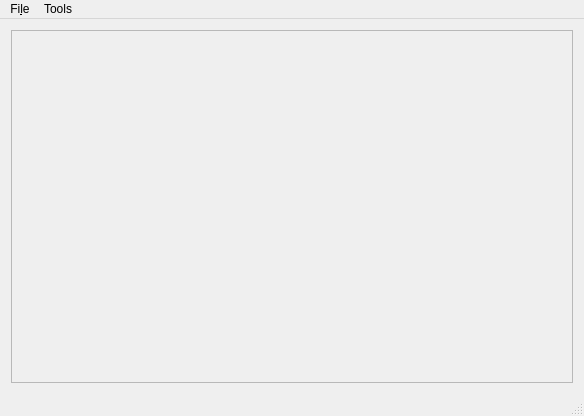
Above: combatmap.ui from MarcoTz/CombatMap before the change. Below: the same form after it.
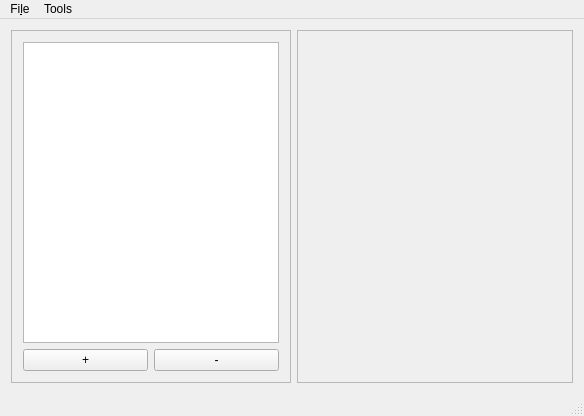
That is the form after the change. Custom widgets are drawn as their Qt base class.

Commit message: lots of changes added ability to add, remove and track players added select players by clicking added making sure players arent added on top of each other

```diff
--- a/combatmap.ui
+++ b/combatmap.ui
@@ -16,7 +16,55 @@
   <widget class="QWidget" name="centralWidget">
    <layout class="QGridLayout" name="gridLayout">
     <item row="0" column="0">
+     <widget class="QFrame" name="frame">
+      <property name="sizePolicy">
+       <sizepolicy hsizetype="Minimum" vsizetype="Preferred">
+        <horstretch>0</horstretch>
+        <verstretch>0</verstretch>
+       </sizepolicy>
+      </property>
+      <property name="frameShape">
+       <enum>QFrame::StyledPanel</enum>
+      </property>
+      <property name="frameShadow">
+       <enum>QFrame::Raised</enum>
+      </property>
+      <layout class="QGridLayout" name="gridLayout_2">
+       <item row="1" column="0">
+        <widget class="QPushButton" name="addPlayerButton">
+         <property name="text">
+          <string>+</string>
+         </property>
+        </widget>
+       </item>
+       <item row="1" column="1">
+        <widget class="QPushButton" name="removePlayerButton">
+         <property name="text">
+          <string>-</string>
+         </property>
+        </widget>
+       </item>
+       <item row="0" column="0" colspan="2">
+        <widget class="QListWidget" name="playerList">
+         <property name="sizePolicy">
+          <sizepolicy hsizetype="Minimum" vsizetype="Expanding">
+           <horstretch>0</horstretch>
+           <verstretch>0</verstretch>
+          </sizepolicy>
+         </property>
+        </widget>
+       </item>
+      </layout>
+     </widget>
+    </item>
+    <item row="0" column="1">
      <widget class="QScrollArea" name="scrollArea">
+      <property name="sizePolicy">
+       <sizepolicy hsizetype="Expanding" vsizetype="Expanding">
+        <horstretch>0</horstretch>
+        <verstretch>0</verstretch>
+       </sizepolicy>
+      </property>
       <property name="widgetResizable">
        <bool>true</bool>
       </property>
@@ -25,12 +73,12 @@
         <rect>
          <x>0</x>
          <y>0</y>
-         <width>568</width>
+         <width>290</width>
          <height>347</height>
         </rect>
        </property>
        <layout class="QGridLayout" name="gridLayout_scroll">
-        <item row="4" column="0" alignment="Qt::AlignHCenter|Qt::AlignVCenter">
+        <item row="3" column="1" alignment="Qt::AlignHCenter|Qt::AlignVCenter">
          <widget class="QLabel" name="imgLabel">
           <property name="text">
            <string/>
@@ -40,8 +88,8 @@
           </property>
          </widget>
         </item>
-        <item row="5" column="0">
-         <widget class="QLabel" name="gridLabel">
+        <item row="4" column="1">
+         <widget class="clickableLabel" name="gridLabel">
           <property name="text">
            <string/>
           </property>
@@ -96,6 +144,13 @@
   </action>
  </widget>
  <layoutdefault spacing="6" margin="11"/>
+ <customwidgets>
+  <customwidget>
+   <class>clickableLabel</class>
+   <extends>QLabel</extends>
+   <header location="global">clickablelabel.h</header>
+  </customwidget>
+ </customwidgets>
  <resources/>
  <connections/>
 </ui>
```
Left out of the diff: 4 changed lines with no effect on the pictures. The commit also changes 13 other files.
